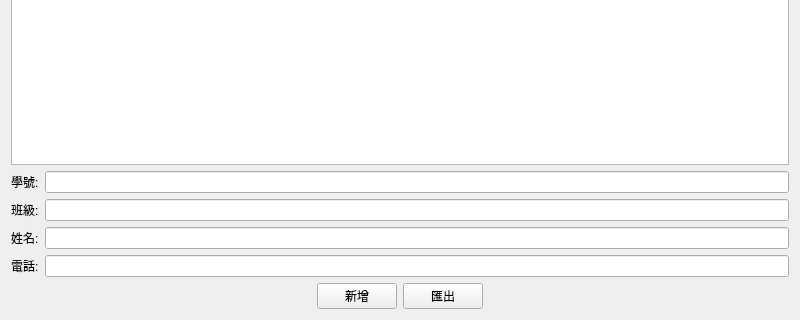
The window that contactbook/mywidget.ui (acixk/ContactBook) describes before a commit, drawn with Qt 5; both pictures show x 0 to 800 and y 280 to 600 of the 800 by 600 pixel window.
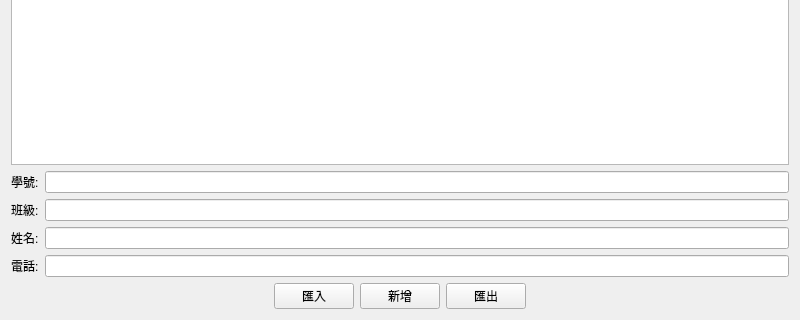
The same window after the commit.

```diff
--- a/contactbook/mywidget.ui
+++ b/contactbook/mywidget.ui
@@ -13,14 +13,10 @@
   <property name="windowTitle">
    <string>MyWidget</string>
   </property>
-  <layout class="QHBoxLayout" name="horizontalLayout_3">
-   <item>
-    <layout class="QVBoxLayout" name="verticalLayout_4">
-     <item>
-      <widget class="QTableWidget" name="tableWidget"/>
-     </item>
-     <item>
       <layout class="QVBoxLayout" name="verticalLayout_3">
+   <item>
+    <widget class="QTableWidget" name="tableWidget"/>
+   </item>
        <item>
         <layout class="QHBoxLayout" name="horizontalLayout">
          <item>
@@ -86,12 +82,19 @@
            </property>
            <property name="sizeHint" stdset="0">
             <size>
-             <width>40</width>
+         <width>785</width>
              <height>20</height>
             </size>
            </property>
           </spacer>
          </item>
+     <item>
+      <widget class="QPushButton" name="pushButton_2">
+       <property name="text">
+        <string>匯入</string>
+       </property>
+      </widget>
+     </item>
          <item>
           <widget class="QPushButton" name="insert">
            <property name="text">
@@ -113,15 +116,11 @@
            </property>
            <property name="sizeHint" stdset="0">
             <size>
-             <width>40</width>
+         <width>785</width>
              <height>20</height>
             </size>
            </property>
           </spacer>
-         </item>
-        </layout>
-       </item>
-      </layout>
      </item>
     </layout>
    </item>
```
Lines whose indentation alone changed are shown as unchanged.
